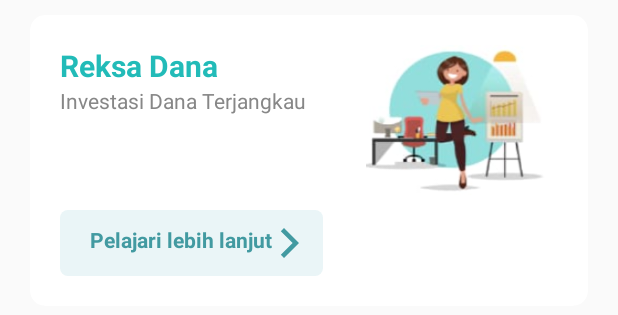
After one commit to CIKOOOOO/BSI, an Android app: the layout recycler_learning_topic.xml on its own in the app's theme, with its tools: preview values and no code run, on a phone screen of 412 x 824 dp. The commit adds this screen. Shown: the top 315 px of the screen. Run offline under Robolectric (Android 15) with nearby library versions, the phone set to English and light mode, and no system bars.

Commit message:
Mau bikin rv buat learning topic

```diff
--- a/app/src/main/AndroidManifest.xml
+++ b/app/src/main/AndroidManifest.xml
@@ -11,10 +11,11 @@
         android:roundIcon="@mipmap/ic_launcher_round"
         android:supportsRtl="true"
         android:theme="@style/AppTheme">
+        <activity android:name=".ui.basenavigation.more.learningmenu.TopicListActivity"></activity>
         <activity
             android:name=".ui.basenavigation.products.detail.reksadana.CalculatorProductActivity"
             android:label="@string/title_activity_calculator_product"
-            android:theme="@style/AppTheme.NoActionBar"></activity>
+            android:theme="@style/AppTheme.NoActionBar" />
         <activity
             android:name=".ui.basenavigation.more.CalculatorMore.CalculatorMoreActivity"
             android:label="@string/title_activity_calculator_more"
--- /dev/null
+++ b/app/src/main/java/com/bca/bsi/ui/basenavigation/more/learningmenu/TopicListActivity.java
@@ -0,0 +1,21 @@
+package com.bca.bsi.ui.basenavigation.more.learningmenu;
+
+import androidx.appcompat.app.AppCompatActivity;
+import androidx.recyclerview.widget.RecyclerView;
+
+import android.os.Bundle;
+
+import com.bca.bsi.R;
+
+public class TopicListActivity extends AppCompatActivity {
+
+    RecyclerView recyclerView;
+    RecyclerView.Adapter programAdapter;
+    RecyclerView.LayoutManager layoutManager;
+
+    @Override
+    protected void onCreate(Bundle savedInstanceState) {
+        super.onCreate(savedInstanceState);
+        setContentView(R.layout.activity_topic_list);
+    }
+}
--- /dev/null
+++ b/app/src/main/res/layout/activity_topic_list.xml
@@ -0,0 +1,11 @@
+<?xml version="1.0" encoding="utf-8"?>
+<LinearLayout xmlns:android="http://schemas.android.com/apk/res/android"
+    xmlns:tools="http://schemas.android.com/tools"
+    android:layout_width="match_parent"
+    android:layout_height="match_parent"
+    tools:context=".ui.basenavigation.more.learningmenu.TopicListActivity">
+
+    <androidx.recyclerview.widget.RecyclerView
+        android:layout_width="match_parent"
+        android:layout_height="match_parent" />
+</LinearLayout>
--- /dev/null
+++ b/app/src/main/res/layout/recycler_learning_topic.xml
@@ -0,0 +1,86 @@
+<?xml version="1.0" encoding="utf-8"?>
+<androidx.cardview.widget.CardView xmlns:android="http://schemas.android.com/apk/res/android"
+    xmlns:app="http://schemas.android.com/apk/res-auto"
+    xmlns:tools="http://schemas.android.com/tools"
+    android:layout_width="match_parent"
+    android:layout_height="wrap_content"
+    android:layout_marginStart="@dimen/size_for_20dp"
+    android:layout_marginTop="@dimen/size_for_10dp"
+    android:layout_marginEnd="@dimen/size_for_20dp"
+    android:background="@android:color/white"
+    app:cardCornerRadius="@dimen/size_for_10dp">
+
+    <LinearLayout
+        android:layout_width="match_parent"
+        android:layout_height="wrap_content"
+        android:layout_marginStart="@dimen/size_for_20dp"
+        android:layout_marginTop="@dimen/size_for_20dp"
+        android:layout_marginBottom="@dimen/size_for_20dp"
+        android:orientation="vertical">
+
+        <LinearLayout
+            android:layout_width="match_parent"
+            android:layout_height="wrap_content"
+            android:orientation="horizontal"
+            android:weightSum="2">
+
+            <LinearLayout
+                android:layout_width="0dp"
+                android:layout_height="wrap_content"
+                android:layout_weight="1"
+                android:orientation="vertical">
+
+                <TextView
+                    android:id="@+id/recycler_tv_title_product_type"
+                    android:layout_width="wrap_content"
+                    android:layout_height="wrap_content"
+                    android:textColor="@color/java_palette"
+                    android:textSize="@dimen/size_for_20sp"
+                    android:textStyle="bold"
+                    tools:text="Reksa Dana" />
+
+                <TextView
+                    android:id="@+id/recycler_tv_description_product_type"
+                    android:layout_width="wrap_content"
+                    android:layout_height="wrap_content"
+                    android:textColor="@color/gray_palette"
+                    tools:text="Investasi Dana Terjangkau" />
+            </LinearLayout>
+
+            <LinearLayout
+                android:layout_width="0dp"
+                android:layout_height="wrap_content"
+                android:layout_weight="1"
+                android:gravity="center">
+
+                <ImageView
+                    android:id="@+id/recycler_img_product_type"
+                    android:layout_width="@dimen/size_for_120dp"
+                    android:layout_height="@dimen/size_for_100dp"
+                    tools:background="@drawable/img_asset_reksa_dana" />
+            </LinearLayout>
+        </LinearLayout>
+
+        <LinearLayout
+            android:layout_width="match_parent"
+            android:layout_height="wrap_content"
+            android:layout_marginTop="@dimen/size_for_10dp">
+
+            <TextView
+                android:id="@+id/recyler_btn_pelajari_lebih_lanjut"
+                android:layout_width="wrap_content"
+                android:layout_height="wrap_content"
+                android:background="@drawable/rectangle_black_squeeze"
+                android:paddingStart="@dimen/size_for_20dp"
+                android:paddingTop="@dimen/size_for_10dp"
+                android:paddingEnd="@dimen/size_for_10dp"
+                android:paddingBottom="@dimen/size_for_10dp"
+                android:text="@string/pelajari_lebih_lanjut"
+                android:textAllCaps="false"
+                android:textColor="@color/keppel_palette"
+                android:textStyle="bold"
+                app:drawableEndCompat="@drawable/ic_baseline_arrow_forward_ios_24" />
+
+        </LinearLayout>
+    </LinearLayout>
+</androidx.cardview.widget.CardView>
--- a/app/src/main/res/values/strings.xml
+++ b/app/src/main/res/values/strings.xml
@@ -76,7 +76,9 @@
     <string name="tahun">tahun</string>
     <string name="bulan">bulan</string>
 
-
+    <string name="pelajari_lebih_lanjut">Pelajari lebih lanjut</string>
+    <string name="ayo_ikuti_kuis">Ayo ikut kuis!</string>
+    <string name="ulangi_kuis">Ulangi kuis!</string>
     <!--END HERE-->
 
 
```
Also changed, not shown: app/src/main/java/com/bca/bsi/ui/basenavigation/products/detail/reksadana/CalculatorProductActivity.java (+0 -9 lines).
